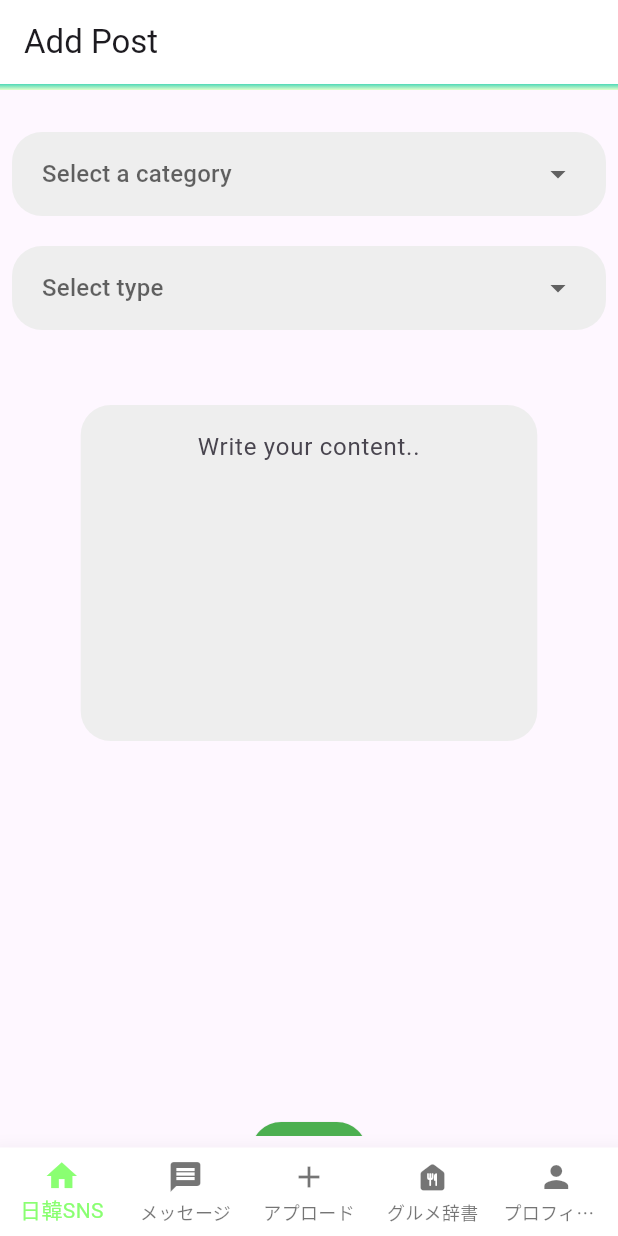
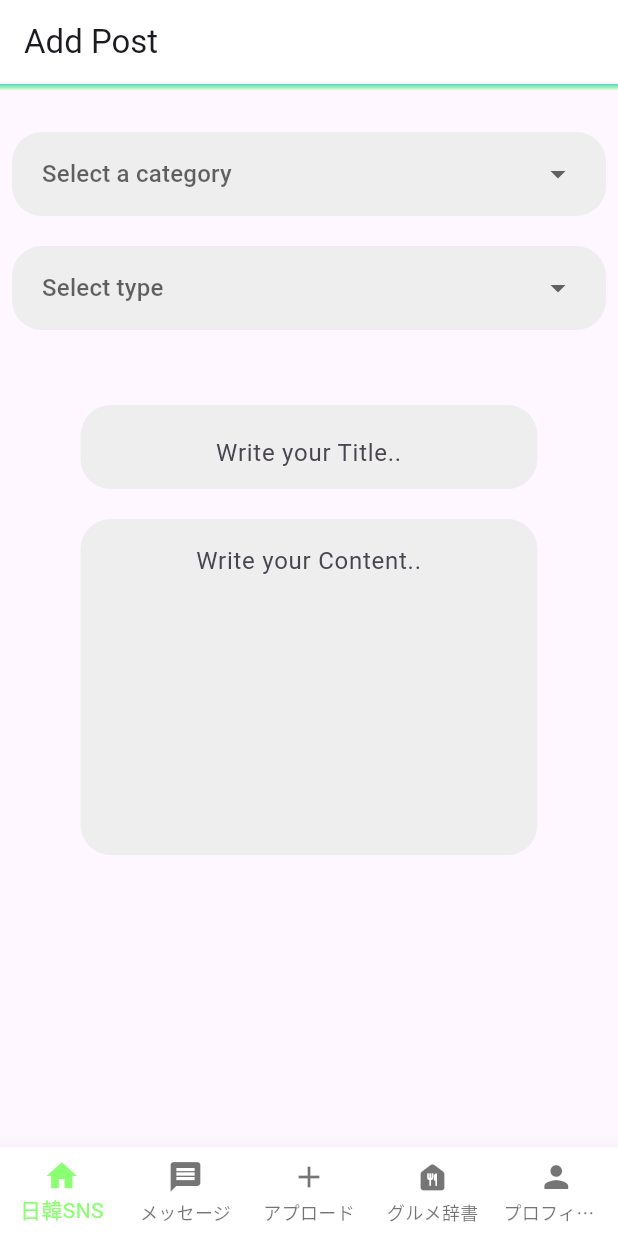
Before and after one commit to realYungi/Flutter_SNS_Mobile_App, a Flutter app: the screen it shows once a user with an empty profile is signed in, swiped to page 3, on a phone screen of 412 x 824 dp. Run offline on Flutter 3.47's test engine with Material 3 defaults, Android fonts, the phone set to English and light mode, and no system bars; our stand-ins replace clay_containers, cloud_firestore, firebase_auth, firebase_core, firebase_storage, flutter_rating_bar and 1 more; accounts and stored records are empty.

Commit message:
Added the title input field, and added a feature where both Social and Gourmet post can post in a 'Text Only' form, and added South Korea for the Google Places API autocomplete feature

```diff
--- a/lib/components/custom_text_form_field.dart
+++ b/lib/components/custom_text_form_field.dart
@@ -41,7 +41,7 @@ class _CustomTextFormFieldState extends State<CustomTextFormField> {
       String apiKey = "AIzaSyDV7MPDpFXHRrSqvqAEg2JHSTHby60Wnig";
       String baseURL =
           "https://maps.googleapis.com/maps/api/place/autocomplete/json";
-      String components = "country:JP";
+      String components = "country:JP|country:KR";
       String request =
           "$baseURL?input=$input&key=$apiKey&sessiontoken=$_sessionToken&components=$components";
 
--- a/lib/pages/home_page.dart
+++ b/lib/pages/home_page.dart
@@ -108,6 +108,7 @@ class _HomePageState extends State<HomePage> {
           // Now you can directly use the email as the username
           return SocialPost(
             description: post['description'],
+            content: post['content'],
             user: email,  // Use the email as the user identifier
             time: DateFormat('yyyy-MM-dd – kk:mm').format((post['datePublished'] as Timestamp).toDate()),
             postId: postId,
--- a/lib/screen/add_post.dart
+++ b/lib/screen/add_post.dart
@@ -31,7 +31,8 @@ class _AddPostState extends State<AddPost> {
 
 
   final currentUser = FirebaseAuth.instance.currentUser!;
-  final TextEditingController _descriptionController = TextEditingController();
+  final TextEditingController _titleofpostController = TextEditingController();
+  final TextEditingController _contentController = TextEditingController();
   final FirebaseStorage _storage = FirebaseStorage.instance;
   final FirebaseAuth _auth = FirebaseAuth.instance;
   final TextEditingController _placeSearchController = TextEditingController();
@@ -113,7 +114,7 @@ Future<String> uploadImageToStorage(String childName, Uint8List file, bool isPos
 
 
 Future<void> createPost() async {
-  if (_descriptionController.text.isNotEmpty && _auth.currentUser != null) {
+  if (_titleofpostController.text.isNotEmpty && _auth.currentUser != null) {
     try {
       // Define a variable to hold image URLs
       List<String> imageUrls = [];
@@ -129,7 +130,8 @@ Future<void> createPost() async {
 
       // Construct post data, conditionally include imageUrls based on selectedType
       Map<String, dynamic> postData = {
-        'description': _descriptionController.text,
+        'titleofpost': _titleofpostController.text,
+        'content' : _contentController.text,
         'uid': _auth.currentUser!.uid,
         'email': _auth.currentUser!.email,
         'datePublished': FieldValue.serverTimestamp(),
@@ -143,7 +145,7 @@ Future<void> createPost() async {
       showSnackBar("Posted successfully!", context);
 
       // Reset state
-      _descriptionController.clear();
+      _titleofpostController.clear();
       setState(() {
         selectedImages.clear();
         _files = null; // Ensure any selected file previews are also cleared
@@ -152,14 +154,14 @@ Future<void> createPost() async {
       showSnackBar(e.toString(), context);
     }
   } else {
-    showSnackBar("Please enter a description and ensure you're logged in.", context);
+    showSnackBar("Please enter a titleofpost and ensure you're logged in.", context);
   }
 }
 
 
 
 Future<void> createGourmet() async {
-  if (_descriptionController.text.isNotEmpty && _auth.currentUser != null && selectedImages.isNotEmpty) {
+  if (_titleofpostController.text.isNotEmpty && _auth.currentUser != null && selectedImages.isNotEmpty) {
     try {
       StorageMethods storageMethods = StorageMethods();
 
@@ -169,7 +171,8 @@ Future<void> createGourmet() async {
 
       // Construct post data, including the rating, image URLs, and location
       Map<String, dynamic> postData = {
-        'description': _descriptionController.text,
+        'titleofpost': _titleofpostController.text,
+        'content' : _contentController.text,
         'uid': _auth.currentUser!.uid,
         'email': _auth.currentUser!.email,
         'imageUrls': imageUrls,
@@ -182,7 +185,7 @@ Future<void> createGourmet() async {
       await FirebaseFirestore.instance.collection("Gourmet Posts").add(postData);
       showSnackBar("Posted successfully!", context);
 
-      _descriptionController.clear();
+      _titleofpostController.clear();
       setState(() {
         selectedImages.clear();
         _files = null;
@@ -221,7 +224,7 @@ Future<void> createGourmet() async {
 @override
 void dispose() {
   super.dispose();
-  _descriptionController.dispose();
+  _titleofpostController.dispose();
 }
 
 
@@ -261,7 +264,7 @@ void dispose() {
 
 
 
-             Container(
+            Container(
   decoration: BoxDecoration(
     color: Colors.grey[200], // Set the background color to a shade of gray.
     borderRadius: BorderRadius.circular(20), // Set the border radius.
@@ -272,9 +275,7 @@ void dispose() {
     value: _selectedCategory,
     hint: Text("Select a category"),
     decoration: InputDecoration(
-      // Remove the underline
-      border: InputBorder.none,
-      // Additional decorations can go here (e.g., filled, fillColor)
+      border: InputBorder.none, // Remove the underline
     ),
     items: ["Social", "Gourmet"].map((String category) {
       return DropdownMenuItem(
@@ -290,7 +291,8 @@ void dispose() {
   ),
 ),
 
-if (_selectedCategory != "Gourmet") // Add this check
+// This dropdown is now always visible when a category is selected
+ // Check if a category is selected
   Container(
     decoration: BoxDecoration(
       color: Colors.grey[200], // Set the background color to a shade of gray.
@@ -302,9 +304,7 @@ if (_selectedCategory != "Gourmet") // Add this check
       value: _selectedType,
       hint: Text("Select type"),
       decoration: InputDecoration(
-        // Remove the underline
-        border: InputBorder.none,
-        // Additional decorations can go here (e.g., filled, fillColor)
+        border: InputBorder.none, // Remove the underline
       ),
       items: ["Text Only", "With Image"].map((String type) {
         return DropdownMenuItem(
@@ -321,6 +321,7 @@ if (_selectedCategory != "Gourmet") // Add this check
   ),
 
 
+
 SizedBox(
                       height: 20,
                     ),
@@ -328,11 +329,14 @@ SizedBox(
 
 // Inside your build method
 Visibility(
-  // Show the button if _selectedCategory is "Gourmet" or _selectedType is "With Image"
-  visible: _selectedCategory == "Gourmet" || _selectedType == "With Image",
+  // Show the button if _selectedCategory is "Gourmet" and _selectedType is not "Text Only",
+  // or if _selectedType is "With Image"
+  visible: (_selectedCategory == "Gourmet" && _selectedType == "With Image") ||
+           (_selectedCategory == "Social" && _selectedType == "With Image"),
   child: ElevatedButton(
     style: ButtonStyle(
-        backgroundColor: MaterialStateProperty.all(Colors.green)),
+      backgroundColor: MaterialStateProperty.all(Colors.green)
+    ),
     child: const Text(
       'Select Image from Gallery and Camera',
       style: TextStyle(color: Colors.white),
@@ -342,12 +346,6 @@ Visibility(
     },
   ),
 ),
-
-
-
-
-
-
 
 
 
@@ -367,11 +365,13 @@ Visibility(
     child: Column(
       children: [
         SizedBox(
-          width: MediaQuery.of(context).size.width * 0.7, // Consider using full width for true centering if needed.
+          width: MediaQuery.of(context).size.width * 0.7,
+          height: 40,// Consider using full width for true centering if needed.
           child: TextField(
-            controller: _descriptionController,
+
+            controller: _titleofpostController,
             decoration: const InputDecoration(
-              hintText: "Write your content..",
+              hintText: "Write your Title..",
               border: InputBorder.none,
               // Centering the hint text as well.
             ),
@@ -379,6 +379,7 @@ Visibility(
             maxLines: 8,
           ),
         ),
+
       ],
     ),
   ),
@@ -406,6 +407,7 @@ Visibility(
 
 
 
+
                   ),
 if (_selectedCategory == "Gourmet")
   Container(
@@ -426,7 +428,35 @@ if (_selectedCategory == "Gourmet")
   ),
 
 
+            SizedBox(height: 20,),
+            Container(
+  decoration: BoxDecoration(
+    color: Colors.grey[200], // Set the background color to a shade of gray.
+    borderRadius: BorderRadius.circular(20), // Set the border radius.
+  ),
+  child: Padding(
+    padding: const EdgeInsets.all(8.0),
+    child: Column(
+      children: [
+        SizedBox(
+          width: MediaQuery.of(context).size.width * 0.7, // Consider using full width for true centering if needed.
+          child: TextField(
+            controller: _contentController,
+            decoration: const InputDecoration(
+              hintText: "Write your Content..",
+              border: InputBorder.none,
+              // Centering the hint text as well.
+            ),
+            textAlign: TextAlign.center, // Centering the text that user enters.
+            maxLines: 8,
+          ),
+        ),
 
+
+      ],
+    ),
+  ),
+),
 
                 Column(
                   mainAxisAlignment: MainAxisAlignment.center,
```
Also changed, not shown: lib/components/social_post.dart (+14 -0 lines).
